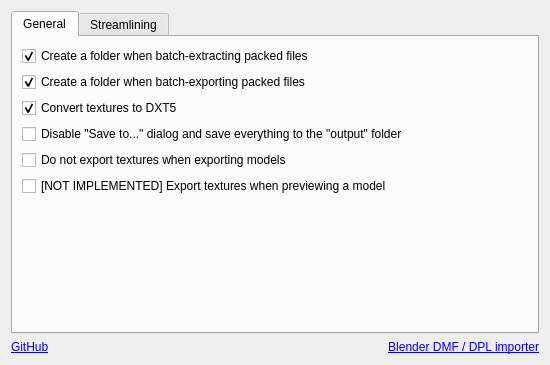
The window that ui/settings.ui (Gredwitch/Dagor-Asset-Explorer) describes before a commit, drawn with Qt 5.
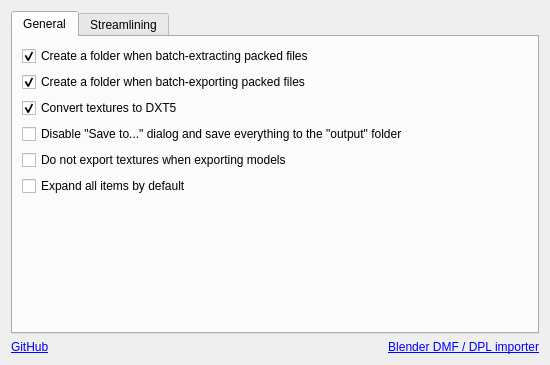
The same window after the commit.

Commit message:
gui:  - app   * Implemented item expanding / collapsing
 - customtreeview
  * Unified model export code

 - mapDialog
  * Fixed the main method not working

parse:
 - General cleanup
 - dbld
  * Fixed errors with tags other than RIGz

util:
 - decompression
  * daKernel-dev.dll 02/02/2023 support

 - misc
  * General code cleanup

```diff
--- a/ui/settings.ui
+++ b/ui/settings.ui
@@ -89,10 +89,10 @@
        <item>
         <widget class="QCheckBox" name="exportPreviewTex">
          <property name="text">
-          <string>[NOT IMPLEMENTED] Export textures when previewing a model</string>
+          <string>Expand all items by default</string>
          </property>
          <property name="checkable">
-          <bool>false</bool>
+          <bool>true</bool>
          </property>
         </widget>
        </item>
```
Left out of the diff: 2 changed lines with no effect on the pictures. The commit also changes 18 other files.
